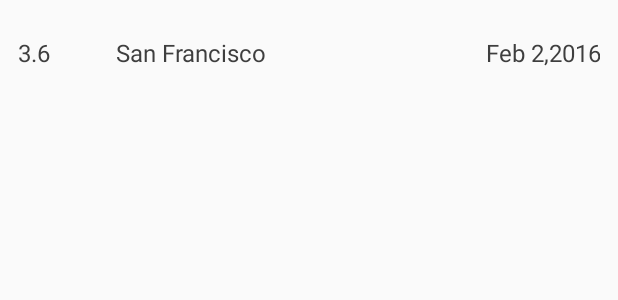
After one commit to psy888/earthQauke, an Android app: the layout list_item.xml on its own in the app's theme, with its tools: preview values and no code run, on a phone screen of 412 x 824 dp. The commit adds this screen. Shown: the top 300 px of the screen. Run offline under Robolectric (Android 15) with nearby library versions, the phone set to English and light mode, and no system bars.

Commit message:
Create new Class Earthquake to hold data, Create EarthQuake Adapter and custom list item Layout.

```diff
--- /dev/null
+++ b/app/src/main/res/layout/list_item.xml
@@ -0,0 +1,32 @@
+<?xml version="1.0" encoding="utf-8"?>
+<LinearLayout xmlns:android="http://schemas.android.com/apk/res/android"
+    xmlns:tools="http://schemas.android.com/tools"
+    android:layout_width="match_parent"
+    android:layout_height="match_parent"
+    android:orientation="horizontal"
+    android:padding="@dimen/top_padding">
+
+    <TextView
+        android:id="@+id/mag"
+        style="@style/list_item_Style"
+        android:layout_width="65dp"
+        android:layout_height="wrap_content"
+        tools:text="3.6" />
+
+    <TextView
+        android:id="@+id/location"
+        style="@style/list_item_Style"
+        android:layout_width="wrap_content"
+        android:layout_height="wrap_content"
+        android:layout_weight="2"
+        tools:text="San Francisco" />
+
+    <TextView
+        android:id="@+id/date"
+        style="@style/list_item_Style"
+        android:layout_width="wrap_content"
+        android:layout_height="wrap_content"
+        android:layout_weight="1"
+        android:gravity="right"
+        tools:text="Feb 2,2016" />
+</LinearLayout>
--- a/app/src/main/res/values/colors.xml
+++ b/app/src/main/res/values/colors.xml
@@ -22,4 +22,6 @@
 
     <!-- Accent color of the app -->
     <color name="colorAccent">#10CAC9</color>
+
+    <color name="textColor">#3e3e3e</color>
 </resources>
--- /dev/null
+++ b/app/src/main/res/values/dimen.xml
@@ -0,0 +1,6 @@
+<?xml version="1.0" encoding="utf-8"?>
+<resources>
+    <dimen name="p">16sp</dimen>
+    <dimen name="std_padding">8dp</dimen>
+    <dimen name="top_padding">12dp</dimen>
+</resources>
--- a/app/src/main/res/values/styles.xml
+++ b/app/src/main/res/values/styles.xml
@@ -22,4 +22,10 @@
         <item name="colorAccent">@color/colorAccent</item>
     </style>
 
+    <style name="list_item_Style">
+        <item name="android:textSize">@dimen/p</item>
+        <item name="android:textColor">@color/textColor</item>
+        <item name="android:paddingTop">@dimen/top_padding</item>
+        <item name="android:paddingBottom">@dimen/top_padding</item>
+    </style>
 </resources>
```
Also changed, not shown: app/src/main/java/com/example/android/quakereport/EarthQuakeAdapter.java (added, +58 -0 lines), app/src/main/java/com/example/android/quakereport/Earthquake.java (added, +28 -0 lines), app/src/main/java/com/example/android/quakereport/EarthquakeActivity.java (+13 -3 lines).
